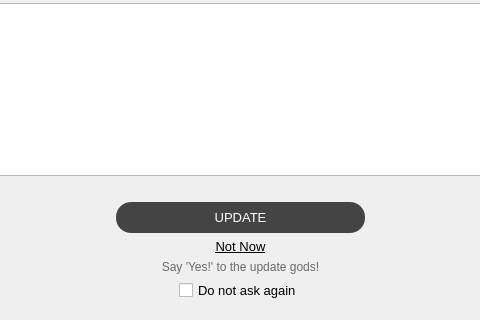
Old version of the form streamelements/updater/confirmpendingupdatedialog.ui in the repository StreamElements/obs-streamelements-core; both pictures show x 160 to 640 and y 310 to 630 of the 800 by 630 pixel window.
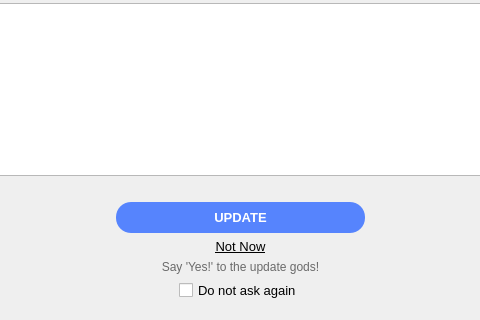
New version of the form. Icons and pictures are not drawn.

Commit message: Update screen: use OBS theme colors

Diff of the .ui file:
```diff
--- a/streamelements/updater/confirmpendingupdatedialog.ui
+++ b/streamelements/updater/confirmpendingupdatedialog.ui
@@ -105,24 +105,26 @@
        <cursorShape>PointingHandCursor</cursorShape>
       </property>
       <property name="styleSheet">
-       <string notr="true">QPushButton {
-	border-radius: 15px;
-	background-color: #444444;
-	color: white;
-	padding: 8px;
-	padding-left: 40px;
-	padding-right: 40px;
-}
+       <string notr="true">
+        QPushButton {
+          border-radius: 15px;
+          background-color: rgb(86, 132, 253);
+          color: white;
+          padding: 8px;
+          padding-left: 40px;
+          padding-right: 40px;
+          font-weight: bold;
+        }
 
 QPushButton:hover {
 	background-color: #666666;
 }
 
-QPushButton:pressed {
-	background-color: #eeeeee;
-	color: black;
-}
-</string>
+        QPushButton:pressed {
+          background-color: rgba(86, 132, 253, 225);
+          color: black;
+        }
+       </string>
       </property>
       <property name="text">
        <string>UPDATE</string>
```
Left out of the diff: 6 changed lines with no effect on the pictures. The commit also changes 4 other files.
